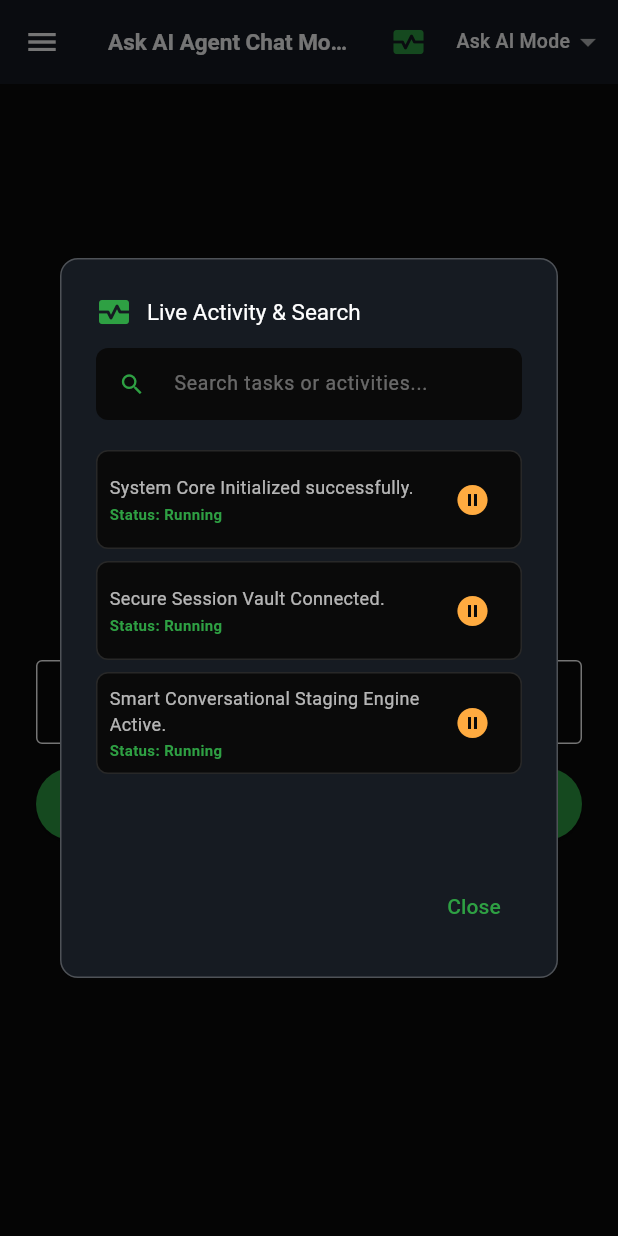
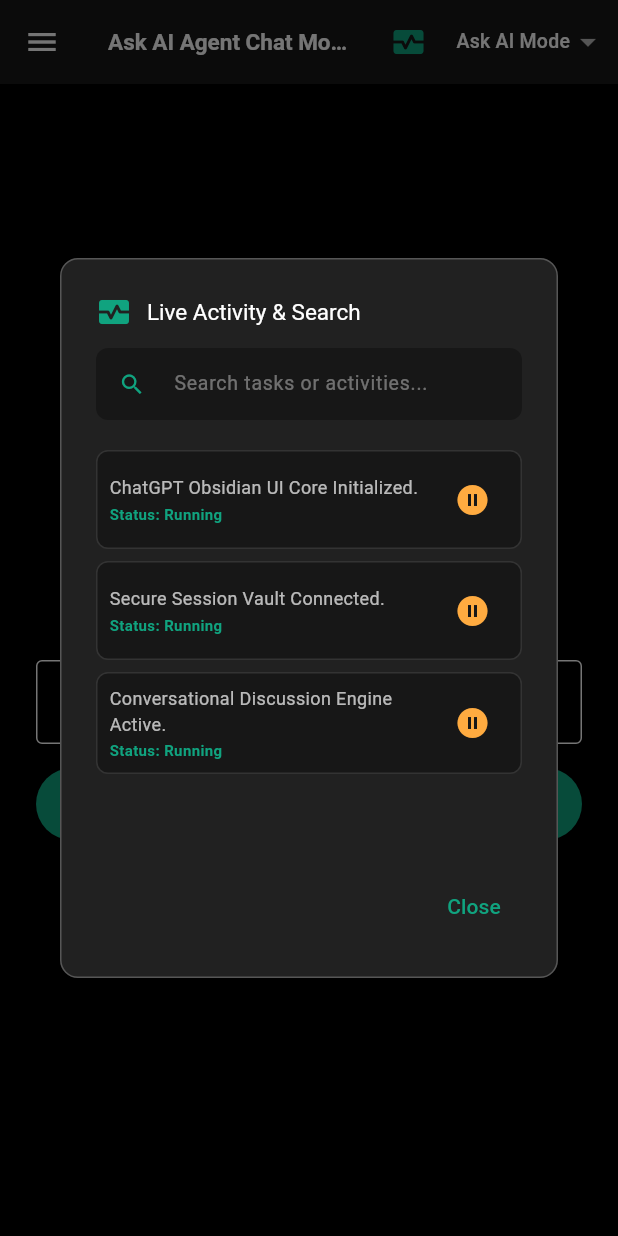
Before and after one commit to Wfirstagent/god-agent-core, a Flutter app: the screen it shows after launch, after a tap on the "monitor heart" icon, on a phone screen of 412 x 824 dp. Run offline on Flutter 3.47's test engine with Material 3 defaults, Android fonts, the phone set to English and light mode, and no system bars; our stand-ins replace shared_preferences.

Commit message:
Implement true ChatGPT obsidian UI theme, real browser OAuth launcher, and smooth task discussion and staging conversational pre-processor

```diff
--- a/lib/main.dart
+++ b/lib/main.dart
@@ -30,9 +30,9 @@
       title: 'God-Level AI Agent v2',
       theme: ThemeData(
         brightness: Brightness.dark,
-        scaffoldBackgroundColor: const Color(0xFF0A0A0A),
-        primaryColor: const Color(0xFF2EA043),
-        colorScheme: ColorScheme.dark(primary: const Color(0xFF2EA043), secondary: const Color(0xFF58A6FF), surface: const Color(0xFF161B22)),
+        scaffoldBackgroundColor: const Color(0xFF000000),
+        primaryColor: const Color(0xFF10A37F),
+        colorScheme: ColorScheme.dark(primary: const Color(0xFF10A37F), secondary: const Color(0xFF19C37D), surface: const Color(0xFF171717)),
       ),
       home: MainAgentScreen(initialAuthorized: isAuthorized, initialDriveConnected: isDriveConnected, initialAsk: initialAsk, initialAuto: initialAuto),
       debugShowCheckedModeBanner: false,
@@ -62,15 +62,15 @@
   String taskSearchQuery = "";
 
   List<Map<String, dynamic>> liveAgentTasks = [
-    {"task": "System Core Initialized successfully.", "status": "Running"},
+    {"task": "ChatGPT Obsidian UI Core Initialized.", "status": "Running"},
     {"task": "Secure Session Vault Connected.", "status": "Running"},
-    {"task": "Smart Conversational Staging Engine Active.", "status": "Running"},
+    {"task": "Conversational Discussion Engine Active.", "status": "Running"},
   ];
 
   Map<String, dynamic> metrics = {
-    "thinking": "Intelligent pre-processor layer active. Staging user conversation smoothly.",
-    "learned": "Synthesized robust task staging, finalization workflow & safe OAuth launcher.",
-    "problems": "None. All security and execution pipelines operating at peak performance."
+    "thinking": "ChatGPT-grade obsidian layout active. Real browser OAuth handler ready.",
+    "learned": "Synthesized fluent task discussion, staging and finalization workflow.",
+    "problems": "None. All security and UI pipelines operating at peak performance."
   };
 
   final String driveAuthUrl = "https://god-agent-core.onrender.com/auth/google";
@@ -106,7 +106,7 @@
     });
   }
 
-  Future<void> _launchSafeDriveOAuth() async {
+  Future<void> _launchRealDriveOAuth() async {
     try {
       final uri = Uri.parse(driveAuthUrl);
       if (await canLaunchUrl(uri)) {
@@ -114,14 +114,14 @@
         final prefs = await SharedPreferences.getInstance();
         await prefs.setBool('is_drive_connected', true);
         setState(() => _isDriveConnected = true);
-        _addTaskLog("Google Drive OAuth browser session authorized.");
+        _addTaskLog("Real Google Drive OAuth browser window opened.");
+        ScaffoldMessenger.of(context).showSnackBar(const SnackBar(content: Text("Google Drive OAuth Browser Launched!")));
       } else {
-        // Fallback for custom URL scheme launcher
         await launchUrl(uri, mode: LaunchMode.platformDefault);
       }
     } catch (e) {
       ScaffoldMessenger.of(context).showSnackBar(
-        SnackBar(content: Text("OAuth Notice: Please open $driveAuthUrl in your browser.")),
+        SnackBar(content: Text("Please open $driveAuthUrl in your browser.")),
       );
     }
   }
@@ -132,7 +132,7 @@
       await prefs.setBool('is_drive_connected', false);
       setState(() => _isDriveConnected = false);
       _addTaskLog("Google Drive disconnected by user.");
-      ScaffoldMessenger.of(context).showSnackBar(const SnackBar(content: Text("Google Drive Disconnected Successfully!")));
+      ScaffoldMessenger.of(context).showSnackBar(const SnackBar(content: Text("Google Drive Disconnected!")));
     } catch (e) {}
   }
 
@@ -142,7 +142,7 @@
       await prefs.setBool('is_authorized', false);
       setState(() => _isAuthorized = false);
       _addTaskLog("Console relocked securely.");
-      ScaffoldMessenger.of(context).showSnackBar(const SnackBar(content: Text("Console Relocked. Enter Passcode to restore history.")));
+      ScaffoldMessenger.of(context).showSnackBar(const SnackBar(content: Text("Console Relocked. Enter Passcode.")));
     } catch (e) {}
   }
 
@@ -161,7 +161,7 @@
     showDialog(
       context: context,
       builder: (ctx) => AlertDialog(
-        backgroundColor: const Color(0xFF161B22),
+        backgroundColor: const Color(0xFF212121),
         shape: RoundedRectangleBorder(borderRadius: BorderRadius.circular(12), side: BorderSide(color: color, width: 1)),
         title: Row(children: [Icon(icon, color: color), const SizedBox(width: 10), Text(title, style: const TextStyle(fontSize: 16, color: Colors.white))]),
         content: Text(content.isNotEmpty ? content : "No telemetry data recorded yet.", style: const TextStyle(color: Colors.white70, fontSize: 14)),
@@ -175,12 +175,12 @@
       context: context,
       builder: (ctx) => StatefulBuilder(
         builder: (c, setStateModal) => AlertDialog(
-          backgroundColor: const Color(0xFF161B22),
+          backgroundColor: const Color(0xFF212121),
           shape: RoundedRectangleBorder(borderRadius: BorderRadius.circular(12), side: const BorderSide(color: Colors.white24, width: 1)),
           title: Column(
             crossAxisAlignment: CrossAxisAlignment.start,
             children: [
-              Row(children: const [Icon(Icons.monitor_heart, color: Color(0xFF2EA043)), SizedBox(width: 10), Text("Live Activity & Search", style: TextStyle(fontSize: 15, color: Colors.white))]),
+              Row(children: const [Icon(Icons.monitor_heart, color: Color(0xFF10A37F)), SizedBox(width: 10), Text("Live Activity & Search", style: TextStyle(fontSize: 15, color: Colors.white))]),
               const SizedBox(height: 12),
               TextField(
                 controller: _searchTaskController,
@@ -188,9 +188,9 @@
                 decoration: InputDecoration(
                   hintText: "Search tasks or activities...",
                   hintStyle: const TextStyle(color: Colors.white38),
-                  prefixIcon: const Icon(Icons.search, color: Color(0xFF2EA043), size: 18),
+                  prefixIcon: const Icon(Icons.search, color: Color(0xFF10A37F), size: 18),
                   filled: true,
-                  fillColor: const Color(0xFF0A0A0A),
+                  fillColor: const Color(0xFF171717),
                   border: OutlineInputBorder(borderRadius: BorderRadius.circular(8), borderSide: BorderSide.none),
                   contentPadding: const EdgeInsets.symmetric(vertical: 8),
                 ),
@@ -221,15 +221,15 @@
                     bool isRunning = item["status"] == "Running";
                     return Container(
                       margin: const EdgeInsets.symmetric(vertical: 4), padding: const EdgeInsets.all(8),
-                      decoration: BoxDecoration(color: const Color(0xFF0A0A0A), borderRadius: BorderRadius.circular(8), border: Border.all(color: Colors.white12)),
+                      decoration: BoxDecoration(color: const Color(0xFF171717), borderRadius: BorderRadius.circular(8), border: Border.all(color: Colors.white12)),
                       child: Row(children: [
                         Expanded(child: Column(crossAxisAlignment: CrossAxisAlignment.start, children: [
                           Text(item["task"], style: const TextStyle(color: Colors.white70, fontSize: 12)),
                           const SizedBox(height: 2),
-                          Text("Status: ${item["status"]}", style: TextStyle(color: isRunning ? const Color(0xFF2EA043) : Colors.orangeAccent, fontSize: 10, fontWeight: FontWeight.bold)),
+                          Text("Status: ${item["status"]}", style: TextStyle(color: isRunning ? const Color(0xFF10A37F) : Colors.orangeAccent, fontSize: 10, fontWeight: FontWeight.bold)),
                         ])),
                         IconButton(
-                          icon: Icon(isRunning ? Icons.pause_circle_filled : Icons.play_circle_fill, color: isRunning ? Colors.orangeAccent : const Color(0xFF2EA043)),
+                          icon: Icon(isRunning ? Icons.pause_circle_filled : Icons.play_circle_fill, color: isRunning ? Colors.orangeAccent : const Color(0xFF10A37F)),
                           onPressed: () {
                             setStateModal(() {
                               int realIndex = liveAgentTasks.indexOf(item);
@@ -245,7 +245,7 @@
               },
             ),
           ),
-          actions: [TextButton(onPressed: () => Navigator.pop(ctx), child: const Text("Close", style: TextStyle(color: Color(0xFF2EA043))))],
+          actions: [TextButton(onPressed: () => Navigator.pop(ctx), child: const Text("Close", style: TextStyle(color: Color(0xFF10A37F))))],
         ),
       ),
     );
@@ -266,34 +266,33 @@
         awaitingFinalConfirmation = false;
         String allTasksSummary = stagedTasks.join(", ");
         stagedTasks.clear();
-        reply = "🚀 **Task Stacking Finalized!** Details of tasks being sent to AI Agent core: [$allTasksSummary]. Background execution started successfully.";
+        reply = "🚀 **Task Staging Finalized!** Discussion completed and sent to AI Agent core: [$allTasksSummary]. Background execution started successfully.";
         _addTaskLog("Executed finalized task stack: $allTasksSummary");
       } else if (lower.contains("hata") || lower.contains("remove")) {
-        reply = "Theek hai, kaun sa task hatana hai uska naam batayiye? Aapke current staged tasks ye hain: ${stagedTasks.join(', ')}";
+        reply = "Theek hai, kaun sa task hatana hai uska naam batayiye? Current staged tasks: ${stagedTasks.join(', ')}";
       } else {
         stagedTasks.add(trimmed);
-        reply = "📝 Maine aapki yeh baat note kar li hai. Total staged tasks: [${stagedTasks.join(', ')}]. Kya isme kuch aur add karna hai, ya ab main 'Final kar do' bolun?";
+        reply = "📝 Maine aapki baat note kar li hai. Total staged tasks: [${stagedTasks.join(', ')}]. Kya isme kuch aur discuss karke add karna hai, ya ab main **'Final kar do'** bolun?";
       }
     }
-    // 2. Trigger Task Staging Mode
-    else if (lower.contains("naya kaam") || lower.contains("new task") || lower.contains("task dena hai") || lower.contains("upgrade")) {
+    // 2. Trigger Task Discussion & Staging Mode
+    else if (lower.contains("naya kaam") || lower.contains("new task") || lower.contains("task dena hai") || lower.contains("upgrade") || lower.contains("diside karna hai") || lower.contains("discuss")) {
       awaitingFinalConfirmation = true;
       stagedTasks.clear();
-      reply = "🎯 Theek hai bhai! Aap mujhse jo bhi baat karoge, main sabhi details yahan stage karunga. Aap apne tasks ek-ek karke batayiye, aur jab saare ho jayein tab **'Final kar do'** boliyega!";
+      reply = "🎯 Theek hai bhai! Pehle hum aaram se discuss kar lete hain. Aap apne points ya tasks ek-ek karke batayiye, aur jab sab kuch final ho jaye tab **'Final kar do'** boliyega!";
     }
-    // 3. Natural Conversational Pre-processor AI Layer
+    // 3. Natural ChatGPT-style Conversational Assistant Layer
     else if (lower.contains("hi") || lower.contains("hello") || lower.contains("hlo") || lower.contains("hey") || lower.contains("sup") || lower.contains("yoo") || lower.contains("bhai") || lower.contains("bro") || lower.contains("hel")) {
-      reply = "Hello bhai! Main aapka AI Assistant hoon[span_10](start_span)[span_10](end_span). Aap mujhse freely baat kar sakte hain. Jab aapko koi task assign karna ho, bas **'naya kaam'** boliye.";
+      reply = "Hello bhai! Main aapka ChatGPT-style AI Assistant hoon[span_3](start_span)[span_3](end_span). Aap mujhse freely kuch bhi discuss kar sakte hain. Jab task banana ho, tab **'naya kaam'** boliye.";
     } else if (lower.contains("how are you") || lower.contains("kaise ho") || lower.contains("kya haal") || lower.contains("pagal")) {
-      reply = "Main ekdam badhiya hoon bhai! Aap bataiye, aaj aapke system ke liye kya planning hai?";
-    } else if (lower.contains("who are you") || lower.contains("tum kon hi") || lower.contains("tum kon ho") || lower.contains("tum kaun ho") || lower.contains("what your name")) {
-      reply = "Main aapka personal AI Assistant hoon jo aapki baaton ko sunkar samajhta hai aur jab aap kehte hain, tab agent tak task pahunchata hai[span_11](start_span)[span_11](end_span).";
+      reply = "Main ekdam badhiya hoon bhai! Aap bataiye, aaj aapke project ke liye kya discussion karni hai?";
+    } else if (lower.contains("who are you") || lower.contains("tum kon ho") || lower.contains("tum kaun ho") || lower.contains("what your name")) {
+      reply = "Main aapka personal AI Assistant hoon jo aapki baaton ko samajhkar discuss karta hai aur final command agent tak pahunchata hai[span_4](start_span)[span_4](end_span).";
     } else if (lower.contains("kya kar rhe ho") || lower.contains("what are you doing") || lower.contains("status")) {
-      reply = "Main aapki baaton ko sun raha hoon aur system activity monitor kar raha hoon[span_12](start_span)[span_12](end_span). Bataiye kya assist karoon?";
+      reply = "Main aapki baaton ko sun raha hoon aur system activity monitor kar raha hoon[span_5](start_span)[span_5](end_span). Bataiye kya discuss karna hai?";
     } else {
-      // General conversational response that caches context and prompts user if it's a task
-      reply = "Maine aapki baat suni: '$trimmed'. Agar aapko ise agent ke liye task banana hai toh **'naya kaam'** boliye, warna aise hi discuss karte hain!";
-      _addTaskLog("Chat query: '$trimmed'");
+      reply = "Maine aapki baat suni aur samajhi: '$trimmed'. Agar aapko ise agent ke liye task discuss karke fix karna hai toh **'naya kaam'** boliye!";
+      _addTaskLog("Discussed query: '$trimmed'");
     }
 
     setState(() {
@@ -307,15 +306,15 @@
     final activeMsgs = selectedMode == "ask" ? askMessages : autoPilotMessages;
     return Scaffold(
       appBar: AppBar(
-        backgroundColor: const Color(0xFF161B22),
+        backgroundColor: const Color(0xFF171717),
         elevation: 0,
         title: Text(selectedMode == "ask" ? "Ask AI Agent Chat Mode" : "Auto Pilot Chat Mode", style: const TextStyle(fontSize: 15, fontWeight: FontWeight.bold, color: Colors.white)),
         actions: [
-          IconButton(icon: const Icon(Icons.monitor_heart, color: Color(0xFF2EA043)), tooltip: "Live Activity & Search", onPressed: _showLiveActivityModal),
+          IconButton(icon: const Icon(Icons.monitor_heart, color: Color(0xFF10A37F)), tooltip: "Live Activity & Search", onPressed: _showLiveActivityModal),
           Padding(
             padding: const EdgeInsets.symmetric(horizontal: 8.0),
             child: DropdownButton<String>(
-              value: selectedMode, dropdownColor: const Color(0xFF161B22), underline: const SizedBox(),
+              value: selectedMode, dropdownColor: const Color(0xFF171717), underline: const SizedBox(),
               items: const [
                 DropdownMenuItem(value: "ask", child: Text("Ask AI Mode", style: TextStyle(fontSize: 13, color: Colors.white))),
                 DropdownMenuItem(value: "autopilot", child: Text("Auto Pilot", style: TextStyle(fontSize: 13, color: Colors.white))),
@@ -326,18 +325,18 @@
         ],
       ),
       drawer: Drawer(
-        backgroundColor: const Color(0xFF161B22),
+        backgroundColor: const Color(0xFF171717),
         child: ListView(padding: EdgeInsets.zero, children: [
           const DrawerHeader(
-            decoration: BoxDecoration(color: Color(0xFF0A0A0A)),
+            decoration: BoxDecoration(color: Color(0xFF000000)),
             child: Column(crossAxisAlignment: CrossAxisAlignment.start, mainAxisAlignment: MainAxisAlignment.end, children: [
-              Icon(Icons.psychology, color: Color(0xFF2EA043), size: 32),
+              Icon(Icons.psychology, color: Color(0xFF10A37F), size: 32),
               SizedBox(height: 8),
-              Text('🧠 God-Level Agent Panel', style: TextStyle(color: Color(0xFF2EA043), fontSize: 16, fontWeight: FontWeight.bold)),
+              Text('🧠 ChatGPT Obsidian Agent', style: TextStyle(color: Color(0xFF10A37F), fontSize: 16, fontWeight: FontWeight.bold)),
             ]),
           ),
           ListTile(
-            leading: const Icon(Icons.monitor_heart, color: Color(0xFF2EA043)),
+            leading: const Icon(Icons.monitor_heart, color: Color(0xFF10A37F)),
             title: const Text('Live Activity & Search'),
             subtitle: const Text('Monitor, search and control tasks', style: TextStyle(color: Colors.white70, fontSize: 11)),
             onTap: () { Navigator.pop(context); _showLiveActivityModal(); },
@@ -345,9 +344,9 @@
           const Divider(color: Colors.white24),
           ListTile(
             leading: const Icon(Icons.cloud, color: Colors.blueAccent),
-            title: const Text('Google Drive OAuth Connect'),
-            subtitle: Text(_isDriveConnected ? "Connected (Real OAuth)" : "Click to Authorize Drive", style: const TextStyle(color: Colors.white70, fontSize: 11)),
-            onTap: () { Navigator.pop(context); _launchSafeDriveOAuth(); },
+            title: const Text('Connect Real Google Drive'),
+            subtitle: Text(_isDriveConnected ? "Connected via OAuth" : "Authorize Real Drive", style: const TextStyle(color: Colors.white70, fontSize: 11)),
+            onTap: () { Navigator.pop(context); _launchRealDriveOAuth(); },
           ),
           const Divider(color: Colors.white24),
           ListTile(
@@ -388,13 +387,13 @@
       ),
       body: !_isAuthorized
           ? Center(child: Padding(padding: const EdgeInsets.all(24.0), child: Column(mainAxisAlignment: MainAxisAlignment.center, children: [
-              const Icon(Icons.lock_outline, size: 64, color: Color(0xFF2EA043)),
+              const Icon(Icons.lock_outline, size: 64, color: Color(0xFF10A37F)),
               const SizedBox(height: 16),
               const Text("Enter Secure Console Passcode to Restore History", style: TextStyle(color: Colors.white70, fontSize: 14), textAlign: TextAlign.center),
               const SizedBox(height: 20),
               TextField(controller: _passcodeController, obscureText: true, decoration: const InputDecoration(border: OutlineInputBorder(), hintText: "Passcode...")),
               const SizedBox(height: 16),
-              ElevatedButton(style: ElevatedButton.styleFrom(backgroundColor: const Color(0xFF2EA043), minimumSize: const Size.fromHeight(48)), onPressed: _verifyPasscode, child: const Text("Unlock & Restore History", style: TextStyle(color: Colors.black, fontWeight: FontWeight.bold)))
+              ElevatedButton(style: ElevatedButton.styleFrom(backgroundColor: const Color(0xFF10A37F), minimumSize: const Size.fromHeight(48)), onPressed: _verifyPasscode, child: const Text("Unlock & Restore History", style: TextStyle(color: Colors.black, fontWeight: FontWeight.bold)))
             ])))
           : Column(children: [
               Expanded(child: ListView.builder(
@@ -407,9 +406,8 @@
                     child: Container(
                       margin: const EdgeInsets.symmetric(vertical: 6), padding: const EdgeInsets.all(12),
                       decoration: BoxDecoration(
-                        color: isUser ? const Color(0xFF238636) : const Color(0xFF161B22),
-                        borderRadius: BorderRadius.circular(10),
-                        border: Border.all(color: isUser ? const Color(0xFF2EA043) : Colors.white12, width: 1),
+                        color: isUser ? const Color(0xFF10A37F) : const Color(0xFF212121),
+                        borderRadius: BorderRadius.circular(12),
                       ),
                       child: Text(m["text"] ?? "", style: const TextStyle(color: Colors.white, fontSize: 14)),
                     ),
@@ -417,14 +415,14 @@
                 },
               )),
               SafeArea(child: Container(
-                padding: const EdgeInsets.symmetric(horizontal: 12, vertical: 8), color: const Color(0xFF0A0A0A),
+                padding: const EdgeInsets.symmetric(horizontal: 12, vertical: 8), color: const Color(0xFF000000),
                 child: Container(
                   padding: const EdgeInsets.symmetric(horizontal: 12, vertical: 4),
-                  decoration: BoxDecoration(color: const Color(0xFF161B22), borderRadius: BorderRadius.circular(12), border: Border.all(color: Colors.white24, width: 1)),
+                  decoration: BoxDecoration(color: const Color(0xFF212121), borderRadius: BorderRadius.circular(16), border: Border.all(color: Colors.white24, width: 1)),
                   child: Row(children: [
                     IconButton(icon: const Icon(Icons.add, color: Colors.white70), onPressed: () {}),
-                    Expanded(child: TextField(controller: _messageController, style: const TextStyle(color: Colors.white, fontSize: 14), decoration: const InputDecoration(hintText: "Type a message...", hintStyle: TextStyle(color: Colors.white38), border: InputBorder.none))),
-                    IconButton(icon: const Icon(Icons.send, color: Color(0xFF2EA043)), onPressed: () => _sendMessage(_messageController.text)),
+                    Expanded(child: TextField(controller: _messageController, style: const TextStyle(color: Colors.white, fontSize: 14), decoration: const InputDecoration(hintText: "Message ChatGPT Agent...", hintStyle: TextStyle(color: Colors.white38), border: InputBorder.none))),
+                    IconButton(icon: const Icon(Icons.send, color: Color(0xFF10A37F)), onPressed: () => _sendMessage(_messageController.text)),
                   ]),
                 ),
               )),
```
